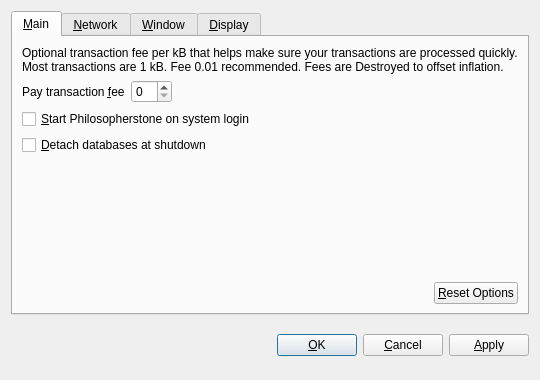
Above: src/qt/forms/optionsdialog.ui from CommunityCoinDev/COM before the change. Below: the same form after it.
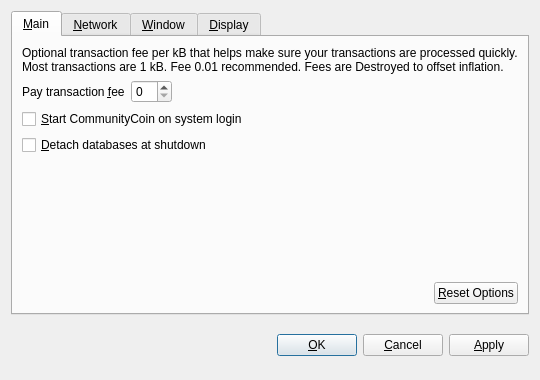
That is the form after the change. Custom widgets are drawn as their Qt base class.

```diff
--- a/src/qt/forms/optionsdialog.ui
+++ b/src/qt/forms/optionsdialog.ui
@@ -82,7 +82,7 @@
           <string>Automatically start Philosopherstone after logging in to the system.</string>
          </property>
          <property name="text">
-          <string>&amp;Start Philosopherstone on system login</string>
+          <string>&amp;Start CommunityCoin on system login</string>
          </property>
         </widget>
        </item>
```
Left out of the diff: 10 changed lines with no effect on the pictures.
